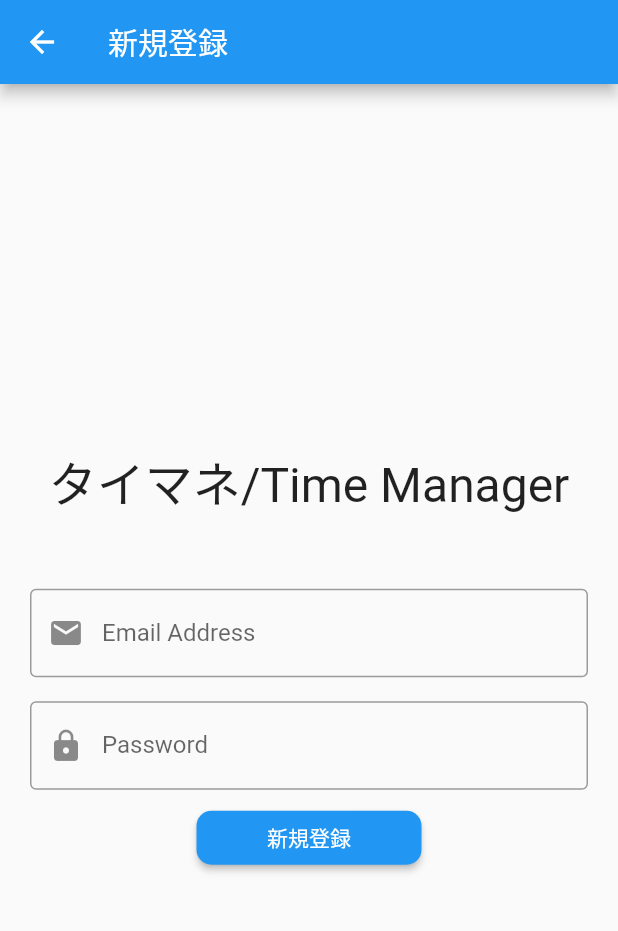
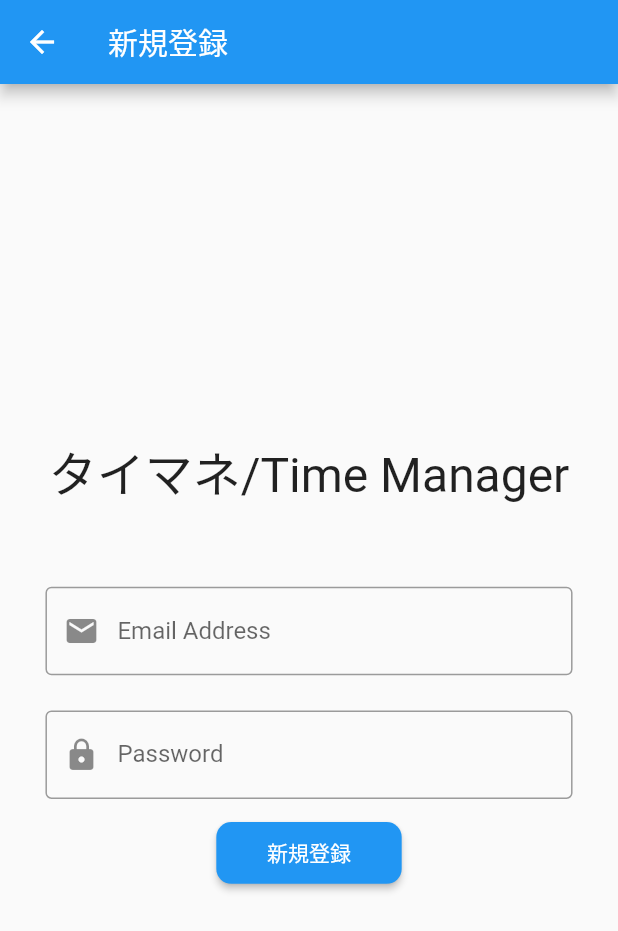
Before and after one commit to ko-he-i/taimane_timemanager, a Flutter app: the RegistrationPage screen opened directly, on a phone screen of 412 x 824 dp. Shown: the top 931 px of the screen. Run offline on Flutter 3.47's test engine with Material 2 defaults, Android fonts, the phone set to English and light mode, and no system bars; our stand-ins replace cloud_firestore, firebase_auth, firebase_core, settings_ui; accounts and stored records are empty.

Commit message:
レスポンシブデザイン適応

```diff
--- a/lib/registration_page.dart
+++ b/lib/registration_page.dart
@@ -88,6 +88,7 @@
 
   @override
   Widget build(BuildContext context) {
+    final Size size = MediaQuery.of(context).size;
     return Scaffold(
       appBar: AppBar(
         title: const Text('新規登録'),
@@ -96,15 +97,24 @@
         child: Column(
           mainAxisAlignment: MainAxisAlignment.center,
           children: [
-            const Text(
+            SizedBox(
+              width: size.width * 0.9,
+              height: size.height * 0.1,
+              child: const Text(
                 'タイマネ/Time Manager',
+                textAlign: TextAlign.center,
                 style: TextStyle(
                   fontSize: 32,
                 ),
               ),
-            const SizedBox(height: 40),
-            Padding(
-              padding: const EdgeInsets.symmetric(vertical: 8, horizontal: 20),
+            ),
+            const SizedBox(height: 10),
+            SizedBox(
+              width: size.width * 0.95,
+              height: size.height * 0.1,
+              child: Padding(
+                padding:
+                    const EdgeInsets.symmetric(vertical: 8, horizontal: 20),
                 child: TextField(
                   decoration: const InputDecoration(
                     labelText: 'Email Address',
@@ -118,8 +128,13 @@
                   },
                 ),
               ),
-            Padding(
-              padding: const EdgeInsets.symmetric(vertical: 8, horizontal: 20),
+            ),
+            SizedBox(
+              width: size.width * 0.95,
+              height: size.height * 0.1,
+              child: Padding(
+                padding:
+                    const EdgeInsets.symmetric(vertical: 8, horizontal: 20),
                 child: TextField(
                   decoration: const InputDecoration(
                     labelText: 'Password',
@@ -134,8 +149,10 @@
                   },
                 ),
               ),
+            ),
             SizedBox(
-              width: 150,
+              width: size.width * 0.3,
+              height: size.height * 0.05,
               child: ElevatedButton(
                 onPressed: () {
                   _createAccount(_newUserEmail, _newUserPass);
```
Lines whose indentation alone changed are shown as unchanged.
